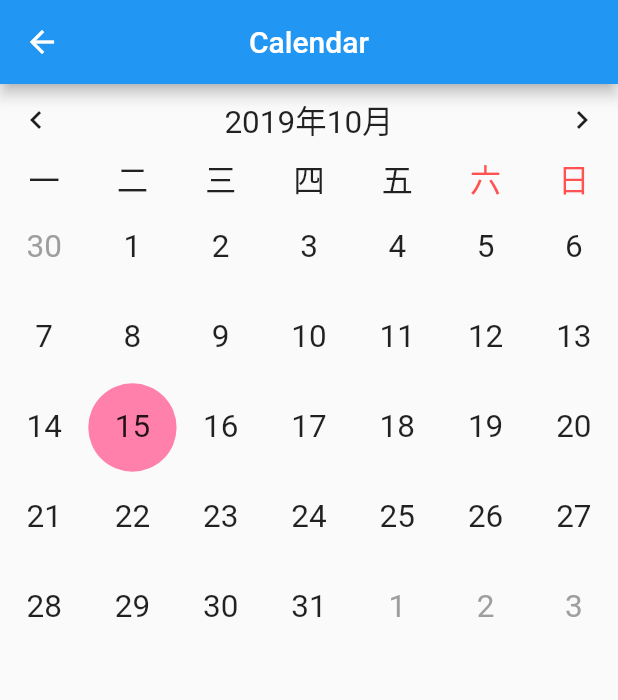
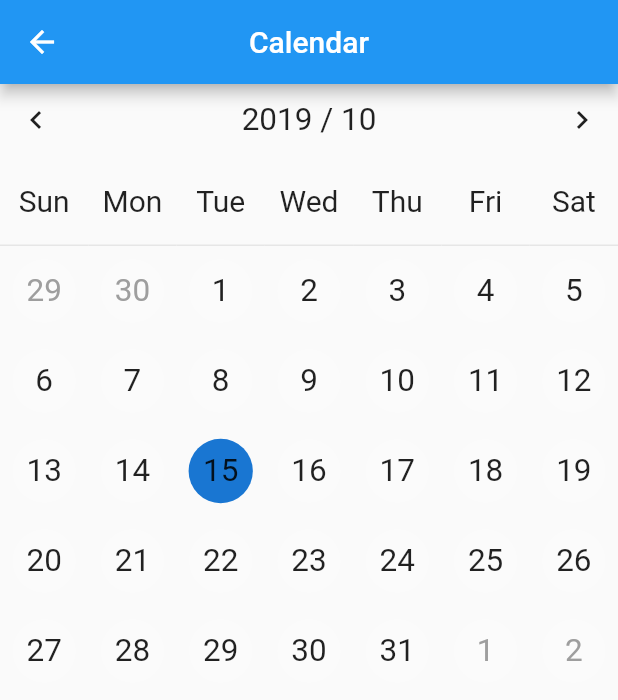
Before and after one commit to jiangkang/flutter-system, a Flutter app: the CalendarPage screen opened by its route, on a phone screen of 412 x 824 dp. Shown: the top 700 px of the screen. Run offline on Flutter 3.47's test engine with Material 2 defaults, Android fonts, the phone set to English and light mode, and no system bars; our stand-ins replace cached_network_image, camera, flutter_markdown, shared_preferences, sqflite, video_player and 1 more; accounts and stored records are empty; network calls fail.

Commit message:
时间处理

```diff
--- a/lib/component/calendar.dart
+++ b/lib/component/calendar.dart
@@ -3,12 +3,49 @@ import 'package:flutter/material.dart';
 /// whether start with monday or sunday in a week
 enum StartDayOfWeek { monday, sunday }
 
+enum CalendarLanguage { chinese, english }
+
 const weekDaysStartWithMonday = ["一", "二", "三", "四", "五", "六", "日"];
 
 const weekDaysStartWithSunday = ["日", "一", "二", "三", "四", "五", "六"];
 
+const weekDaysStartWithMondayEnglish = [
+  "Mon",
+  "Tue",
+  "Wed",
+  "Thu",
+  "Fri",
+  "Sat",
+  "Sun"
+];
+
+const weekDaysStartWithSundayEnglish = [
+  "Sun",
+  "Mon",
+  "Tue",
+  "Wed",
+  "Thu",
+  "Fri",
+  "Sat"
+];
+
 /// Calendar View
 class Calendar extends StatefulWidget {
+  final StartDayOfWeek startDayOfWeek;
+  final CalendarLanguage calendarLanguage;
+  final DateTime startSelectionDay;
+  final DateTime endSelectionDay;
+  final TextStyle weekTextStyle;
+
+  const Calendar(
+      {Key key,
+      this.startDayOfWeek = StartDayOfWeek.sunday,
+      this.calendarLanguage = CalendarLanguage.chinese,
+      this.startSelectionDay,
+      this.endSelectionDay,
+      this.weekTextStyle = const TextStyle(fontSize: 21)})
+      : super(key: key);
+
   @override
   _CalendarState createState() => _CalendarState();
 }
@@ -18,10 +55,19 @@ class _CalendarState extends State<Calendar> {
 
   StartDayOfWeek _startDayOfWeek;
 
+  CalendarLanguage _calendarLanguage;
+
+  DateTime _startSelectionDay;
+
+  DateTime _endSelectionDay;
+
   @override
   void initState() {
     _selectedYearAndMonth = DateTime.now();
-    _startDayOfWeek = StartDayOfWeek.monday;
+    _startDayOfWeek = widget.startDayOfWeek;
+    _calendarLanguage = widget.calendarLanguage;
+    _startDayOfWeek = widget.startDayOfWeek;
+    _endSelectionDay = widget.endSelectionDay;
     super.initState();
   }
 
@@ -48,9 +94,9 @@ class _CalendarState extends State<Calendar> {
             mainAxisAlignment: MainAxisAlignment.center,
             mainAxisSize: MainAxisSize.min,
             children: <Widget>[
-              Text("${_selectedYearAndMonth.year}年",
+              Text("${_selectedYearAndMonth.year} /",
                   style: TextStyle(fontSize: 21)),
-              Text("${_selectedYearAndMonth.month}月",
+              Text(" ${_selectedYearAndMonth.month}",
                   style: TextStyle(fontSize: 21))
             ],
           ),
@@ -85,31 +131,21 @@ class _CalendarState extends State<Calendar> {
   }
 
   TableRow _buildWeek() {
-    List<Widget> week;
-    if (_startDayOfWeek == StartDayOfWeek.monday) {
-      week = weekDaysStartWithMonday.take(7).map((date) {
-        return Center(
+    final weekNames = _getWeekNames();
+    final week = weekNames.take(7).map((date) {
+      return Container(
+        height: 60,
+        decoration: BoxDecoration(
+            border: BorderDirectional(
+                bottom: BorderSide(color: Color(0xFFE6E6E6)))),
+        child: Center(
           child: Text(
             date,
-            style: TextStyle(
-              color: (date == "六" || date == "日")
-                  ? Theme.of(context).accentColor
-                  : Theme.of(context).textTheme.body1.color,
-              fontSize: 21,
-            ),
+            style: widget.weekTextStyle,
           ),
-        );
-      }).toList();
-    } else {
-      week = weekDaysStartWithSunday.take(7).map((date) {
-        return Center(
-          child: Text(
-            date,
-            style: TextStyle(fontSize: 21),
-          ),
-        );
-      }).toList();
-    }
+        ),
+      );
+    }).toList();
     return TableRow(children: week);
   }
 
@@ -132,6 +168,26 @@ class _CalendarState extends State<Calendar> {
         currentMonth: _selectedYearAndMonth,
       );
     }).toList());
+  }
+
+  List<String> _getWeekNames() {
+    switch (_calendarLanguage) {
+      case CalendarLanguage.chinese:
+        if (_startDayOfWeek == StartDayOfWeek.sunday) {
+          return weekDaysStartWithSunday;
+        } else {
+          return weekDaysStartWithMonday;
+        }
+        break;
+      case CalendarLanguage.english:
+        if (_startDayOfWeek == StartDayOfWeek.sunday) {
+          return weekDaysStartWithSundayEnglish;
+        } else {
+          return weekDaysStartWithMondayEnglish;
+        }
+        break;
+    }
+    return [];
   }
 }
 
@@ -158,12 +214,12 @@ class _DayCellState extends State<DayCell> {
     return TableCell(
         verticalAlignment: TableCellVerticalAlignment.middle,
         child: Container(
-          decoration: isToday
-              ? ShapeDecoration(
-                  shape: CircleBorder(), color: Colors.pinkAccent[100])
-              : null,
-          child: SizedBox(
-              height: 60,
+          height: 60,
+          child: Padding(
+            padding: const EdgeInsets.all(8.0),
+            child: CircleAvatar(
+              backgroundColor:
+                  isToday ? Theme.of(context).primaryColorDark : Colors.white10,
               child: Center(
                 child: Text(
                   widget.dateTime.day.toString(),
@@ -173,7 +229,9 @@ class _DayCellState extends State<DayCell> {
                           : Colors.grey,
                       fontSize: 21),
                 ),
-              )),
+              ),
+            ),
+          ),
         ));
   }
 }
--- a/lib/entries.dart
+++ b/lib/entries.dart
@@ -33,6 +33,7 @@ final List<EntryItem> demoEntries = [
   EntryItem("Camera", "/demo/camera", icon: Icons.camera),
   EntryItem("Assets", "/demo/assets", icon: Icons.web_asset),
   EntryItem("Platform", "/demo/platform", icon: Icons.phone_android),
+  EntryItem("Time", "/demo/time", icon: Icons.access_time),
 ];
 
 final Map<String, IconData> ICONS = {
--- a/lib/page/page_calendar.dart
+++ b/lib/page/page_calendar.dart
@@ -15,9 +15,18 @@ class _CalendarPageState extends State<CalendarPage> {
         centerTitle: true,
       ),
       body: SafeArea(
-          child: Container(
-        child: Calendar(),
-      )),
+        child: Column(
+          children: <Widget>[
+            Calendar(
+              startDayOfWeek: StartDayOfWeek.sunday,
+              calendarLanguage: CalendarLanguage.english,
+              weekTextStyle: TextStyle(
+                fontSize: 20,
+              ),
+            ),
+          ],
+        ),
+      ),
     );
   }
 }
--- a/lib/page_routers.dart
+++ b/lib/page_routers.dart
@@ -25,6 +25,7 @@ import 'package:flutter_system/page/page_markdown.dart';
 import 'package:flutter_system/page/page_password.dart';
 import 'package:flutter_system/page/page_show0.dart';
 
+import 'demos/demo_time.dart';
 import 'page/page_calendar.dart';
 
 /// 路由汇总
@@ -55,4 +56,5 @@ final Map<String, WidgetBuilder> pageRouters = {
   "/demo/camera": (BuildContext context) => CameraDemo(),
   "/demo/assets": (BuildContext context) => AssetsDemo(),
   "/demo/platform": (BuildContext context) => PlatformDemo(),
+  "/demo/time": (BuildContext context) => TimeDemo(),
 };
```
Also changed, not shown: lib/demos/demo_time.dart (added, +73 -0 lines), pubspec.lock.
